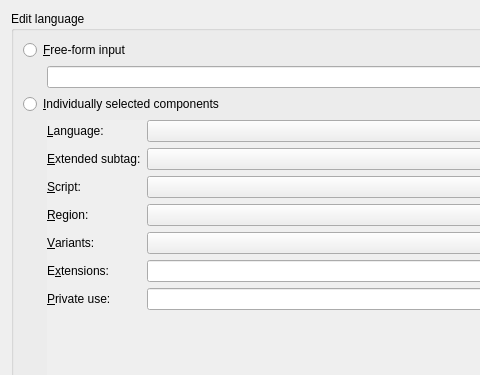
The window that src/mkvtoolnix-gui/forms/util/language_dialog.ui (jpsdr/MKVToolnix-Windows-7) describes before a commit, drawn with Qt 5; both pictures show x 0 to 480 and y 0 to 375 of the 801 by 537 pixel window.
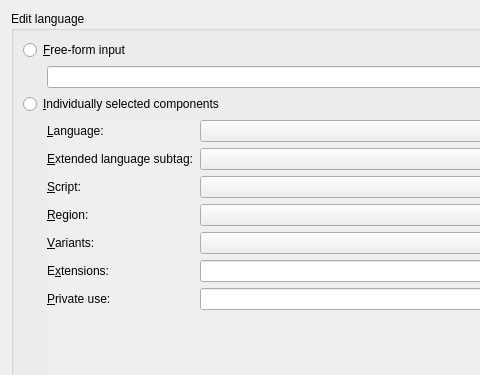
The same window after the commit. Icons and pictures are not drawn. Custom widgets are drawn as their Qt base class.

Commit message: GUI: BCP47: make verbiage explicit (no "extlang" abbreviation)

What changed in the file:
```diff
--- a/src/mkvtoolnix-gui/forms/util/language_dialog.ui
+++ b/src/mkvtoolnix-gui/forms/util/language_dialog.ui
@@ -202,7 +202,7 @@
             <item row="1" column="0">
              <widget class="QLabel" name="lExtendedSubtag">
               <property name="text">
-               <string>&amp;Extended subtag:</string>
+               <string>&amp;Extended language subtag:</string>
               </property>
               <property name="buddy">
                <cstring>cbExtendedSubtag</cstring>
```
The commit also changes 2 other files.
